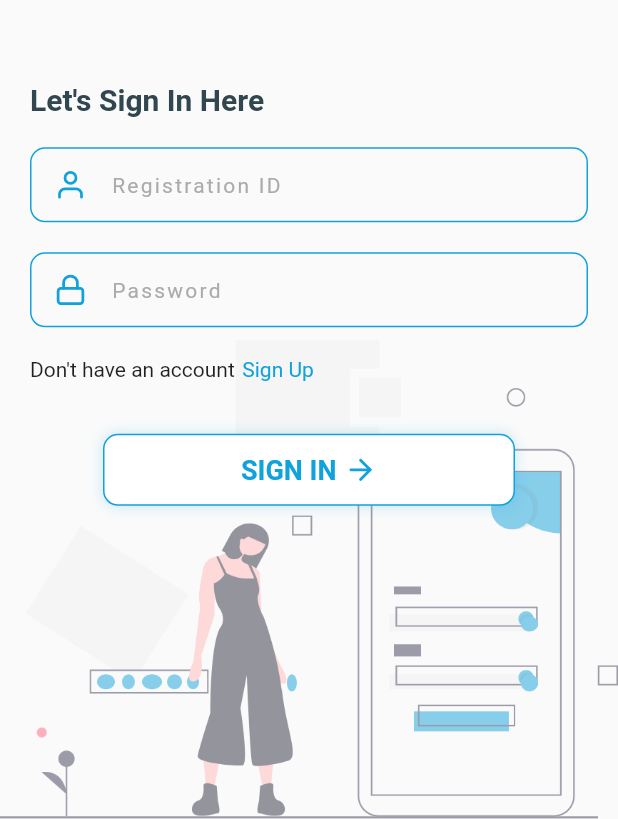
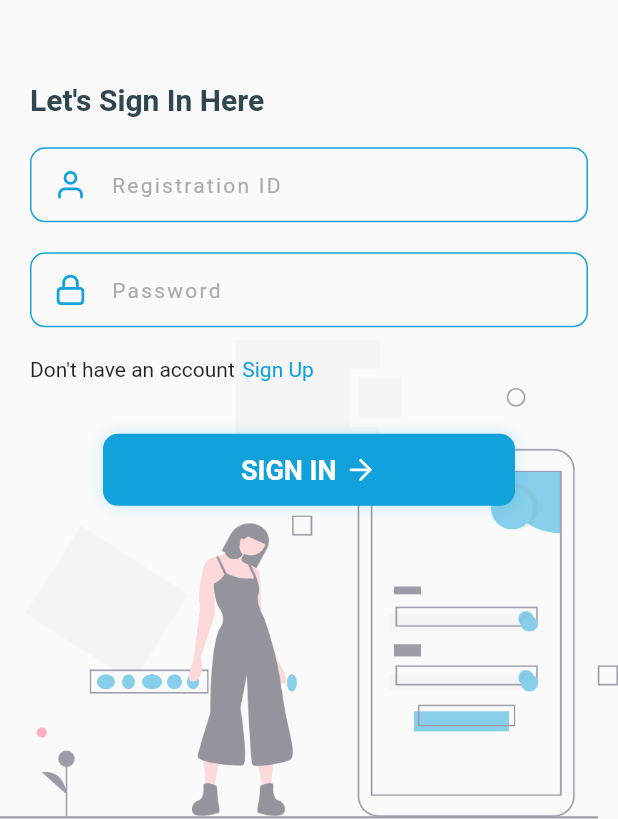
Before and after one commit to wish9919/eduplus-lms, a Flutter app: the screen it shows after launch, on a phone screen of 412 x 824 dp, the part 417-1236 px from its top. Run offline on Flutter 3.47's test engine with Material 2 defaults, Android fonts, the phone set to English and light mode, and no system bars; our stand-ins replace flutter_icons; Roboto replaces fonts that are missing (Roboto Bold).

```diff
--- a/lib/presentation/sign_in/sign_in_screen.dart
+++ b/lib/presentation/sign_in/sign_in_screen.dart
@@ -72,6 +72,7 @@ class SignInScreen extends StatelessWidget {
                         ),
                         SizedBox(height: 20),
                         LoginInput(
+                            secureText: true,
                             hintText: 'Password',
                             icon: Icon(
                               Feather.lock,
@@ -108,7 +109,7 @@ class SignInScreen extends StatelessWidget {
                                   padding:
                                       EdgeInsets.only(top: 12.0, bottom: 12.0),
                                   decoration: BoxDecoration(
-                                      color: Colors.white,
+                                      color: ThemeColors.accent_color,
                                       boxShadow: [
                                         BoxShadow(
                                           color: ThemeColors.accent_color
@@ -129,7 +130,7 @@ class SignInScreen extends StatelessWidget {
                                           style: TextStyle(
                                             fontSize: 18,
                                             fontWeight: FontWeight.w600,
-                                            color: ThemeColors.accent_color,
+                                            color: Colors.white,
                                           )),
                                       SizedBox(
                                         width: 5,
@@ -137,7 +138,7 @@ class SignInScreen extends StatelessWidget {
                                       Icon(
                                         Feather.arrow_right,
                                         size: 22,
-                                        color: ThemeColors.accent_color,
+                                        color: Colors.white,
                                       )
                                     ],
                                   ),
--- a/lib/presentation/sign_in/widgets/login_input.dart
+++ b/lib/presentation/sign_in/widgets/login_input.dart
@@ -4,10 +4,8 @@ import 'package:eduplus_lms/presentation/theme/theme.dart';
 class LoginInput extends StatelessWidget {
   final String hintText;
   final Icon icon;
-  LoginInput({
-    @required this.hintText,
-    @required this.icon,
-  });
+  bool secureText;
+  LoginInput({@required this.hintText, @required this.icon, this.secureText});
   @override
   Widget build(BuildContext context) {
     return Container(
@@ -21,6 +19,7 @@ class LoginInput extends StatelessWidget {
             width: 1.0,
           )),
       child: TextField(
+        obscureText: secureText == null ? false : true,
         decoration: InputDecoration(
             icon: icon,
             border: InputBorder.none,
```
Also changed, not shown: lib/presentation/dashboard/dashboard.dart (added, +15 -0 lines).
